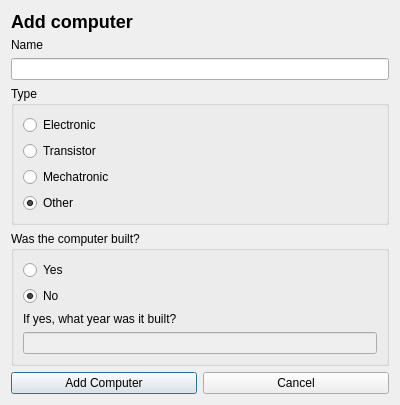
Above: GUI/ui/addcomputerdialog.ui from atlie15/GraphicalUI before the change. Below: the same form after it.
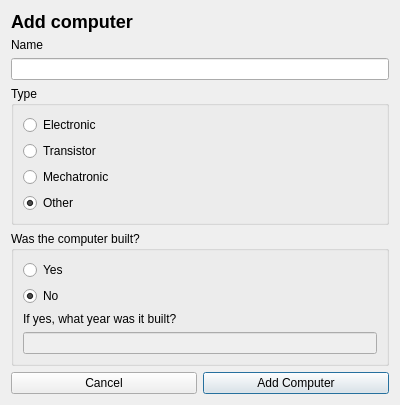
That is the form after the change. Icons and pictures are not drawn.

```diff
--- a/GUI/ui/addcomputerdialog.ui
+++ b/GUI/ui/addcomputerdialog.ui
@@ -138,19 +138,11 @@
    </item>
    <item>
     <layout class="QHBoxLayout" name="horizontalLayout_2">
-     <item>
-      <widget class="QPushButton" name="pushButton_add_computer">
-       <property name="text">
-        <string>Add Computer</string>
-       </property>
-       <property name="icon">
-        <iconset resource="../icons.qrc">
-         <normaloff>:/icons/icons/check.png</normaloff>:/icons/icons/check.png</iconset>
-       </property>
-      </widget>
-     </item>
      <item>
       <widget class="QPushButton" name="pushButton_cancel">
+       <property name="focusPolicy">
+        <enum>Qt::NoFocus</enum>
+       </property>
        <property name="text">
         <string>Cancel</string>
        </property>
@@ -160,6 +152,17 @@
        </property>
       </widget>
      </item>
+     <item>
+      <widget class="QPushButton" name="pushButton_add_computer">
+       <property name="text">
+        <string>Add Computer</string>
+       </property>
+       <property name="icon">
+        <iconset resource="../icons.qrc">
+         <normaloff>:/icons/icons/check.png</normaloff>:/icons/icons/check.png</iconset>
+       </property>
+      </widget>
+     </item>
     </layout>
    </item>
   </layout>
```
